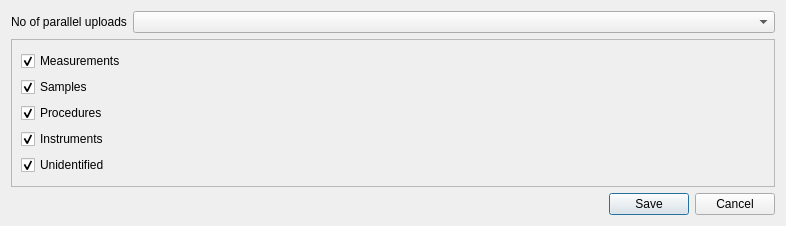
Before: the Qt Designer form pasta_eln/GUI/dataverse/upload_config_dialog_base.ui in PASTA-ELN/pasta-eln, drawn with Qt 5.
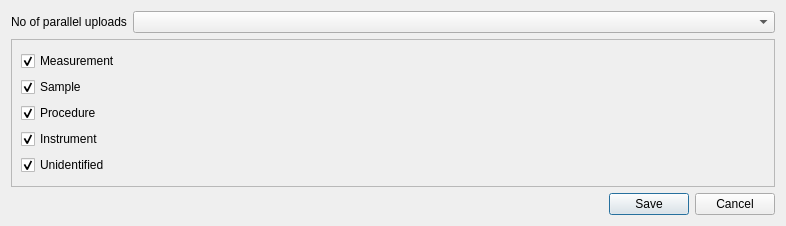
After: the same form once the commit is applied.

Commit message: - Added unit and component level tests for upload_config_dialog.py. - Refactorings as part of tests.

What changed in the file:
```diff
--- a/pasta_eln/GUI/dataverse/upload_config_dialog_base.ui
+++ b/pasta_eln/GUI/dataverse/upload_config_dialog_base.ui
@@ -66,7 +66,7 @@
            <item>
             <widget class="QCheckBox" name="measurementCheckBox">
              <property name="text">
-              <string>Measurements</string>
+              <string>Measurement</string>
              </property>
              <property name="checked">
               <bool>true</bool>
@@ -76,7 +76,7 @@
            <item>
             <widget class="QCheckBox" name="samplesCheckBox">
              <property name="text">
-              <string>Samples</string>
+              <string>Sample</string>
              </property>
              <property name="checked">
               <bool>true</bool>
@@ -86,7 +86,7 @@
            <item>
             <widget class="QCheckBox" name="proceduresCheckBox">
              <property name="text">
-              <string>Procedures</string>
+              <string>Procedure</string>
              </property>
              <property name="checked">
               <bool>true</bool>
@@ -96,7 +96,7 @@
            <item>
             <widget class="QCheckBox" name="instrumentsCheckBox">
              <property name="text">
-              <string>Instruments</string>
+              <string>Instrument</string>
              </property>
              <property name="checked">
               <bool>true</bool>
```
The commit also changes 4 other files.
